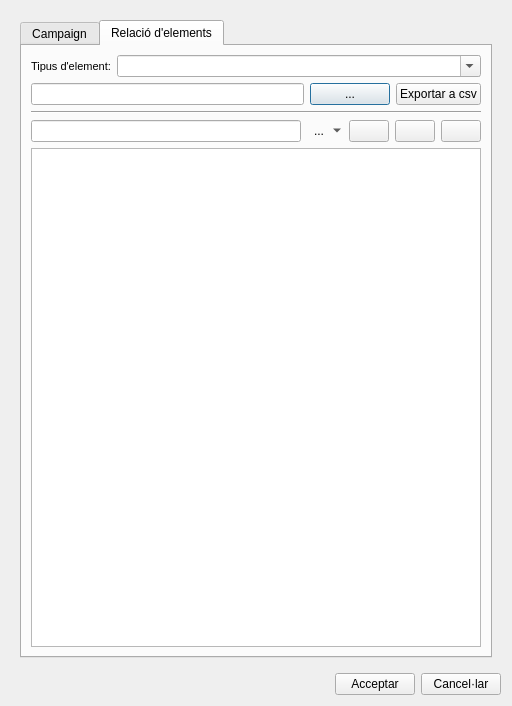
First picture: the form in core/ui/toolbars/cm/add_campaign_review_old.ui, repository Giswater/giswater_qgis_plugin, before the edit.
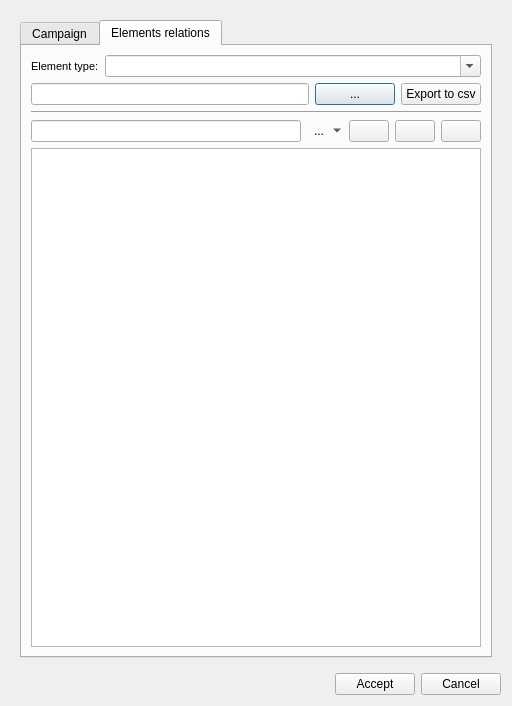
Second picture: the form after the edit. The open tabs and pages were chosen to show the change. Icons and pictures are not drawn.

The edit to the form file:
```diff
--- a/core/ui/toolbars/cm/add_campaign_review_old.ui
+++ b/core/ui/toolbars/cm/add_campaign_review_old.ui
@@ -385,7 +385,7 @@
         </widget>
         <widget class="QWidget" name="RelationsTab">
          <attribute name="title">
-          <string>Relació d'elements</string>
+          <string>Elements relations</string>
          </attribute>
          <layout class="QVBoxLayout" name="verticalLayout_4">
           <item>
@@ -404,7 +404,7 @@
                <enum>QFrame::Plain</enum>
               </property>
               <property name="text">
-               <string>Tipus d'element:</string>
+               <string>Element type:</string>
               </property>
               <property name="textFormat">
                <enum>Qt::AutoText</enum>
@@ -451,7 +451,7 @@
             <item>
              <widget class="QPushButton" name="campaign_btn_export_rel">
               <property name="text">
-               <string>Exportar a csv</string>
+               <string>Export to csv</string>
               </property>
              </widget>
             </item>
@@ -536,14 +536,14 @@
      <item row="0" column="1">
       <widget class="QPushButton" name="btn_accept">
        <property name="text">
-        <string>Acceptar</string>
+        <string>Accept</string>
        </property>
       </widget>
      </item>
      <item row="0" column="2">
       <widget class="QPushButton" name="btn_cancel">
        <property name="text">
-        <string>Cancel·lar</string>
+        <string>Cancel</string>
        </property>
       </widget>
      </item>
```
Left out of the diff: 2 changed lines with no effect on the pictures.
